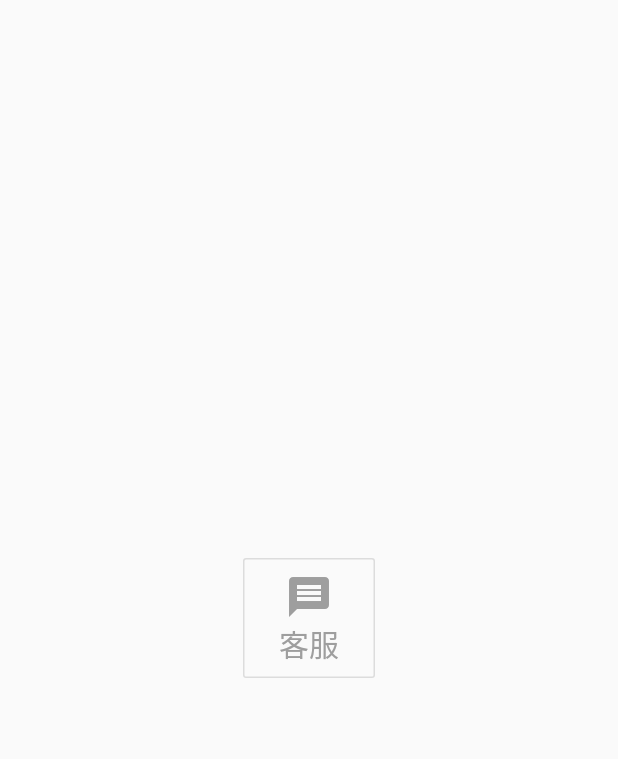
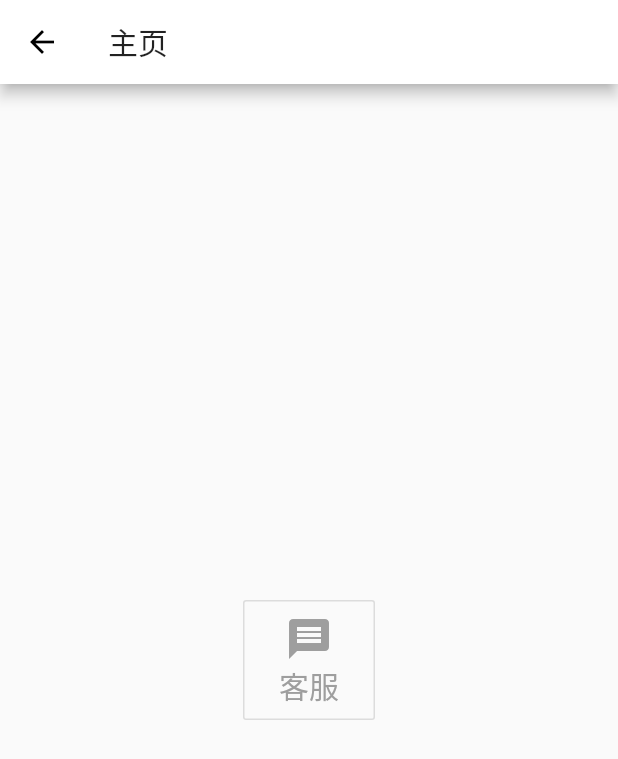
Before and after one commit to xmcy0011/CoffeeChat, a Flutter app: the PageHomeStatefulWidget screen opened directly, on a phone screen of 412 x 824 dp. Shown: the top 759 px of the screen. Run offline on Flutter 3.47's test engine with Material 2 defaults, Android fonts, the phone set to English and light mode, and no system bars; our stand-ins replace fixnum, toast; missing offline and left inert: protobuf.

Commit message:
主页和我增加标题显示

```diff
--- a/client/cc_flutter_app/lib/gui/page_home.dart
+++ b/client/cc_flutter_app/lib/gui/page_home.dart
@@ -20,9 +20,7 @@ class _HomePageStateWidgetState extends State<PageHomeStatefulWidget> {
           title: Text('Info'),
           content: SingleChildScrollView(
             child: ListBody(
-              children: <Widget>[
-                Text('You will never be satisfied.')
-              ],
+              children: <Widget>[Text('You will never be satisfied.')],
             ),
           ),
           actions: <Widget>[
@@ -40,7 +38,11 @@ class _HomePageStateWidgetState extends State<PageHomeStatefulWidget> {
 
   @override
   Widget build(BuildContext context) {
-    return Center(
+    return Scaffold(
+      appBar: AppBar(
+        title: Text("主页"),
+      ),
+      body: Center(
         child: Container(
           height: 80,
           margin: EdgeInsets.all(20),
@@ -60,6 +62,7 @@ class _HomePageStateWidgetState extends State<PageHomeStatefulWidget> {
             onPressed: _onPressedKefu,
           ),
         ),
+      ),
     );
   }
 }
```
Also changed, not shown: client/cc_flutter_app/lib/gui/page_me.dart (+7 -1 lines). Lines whose indentation alone changed are shown as unchanged.
